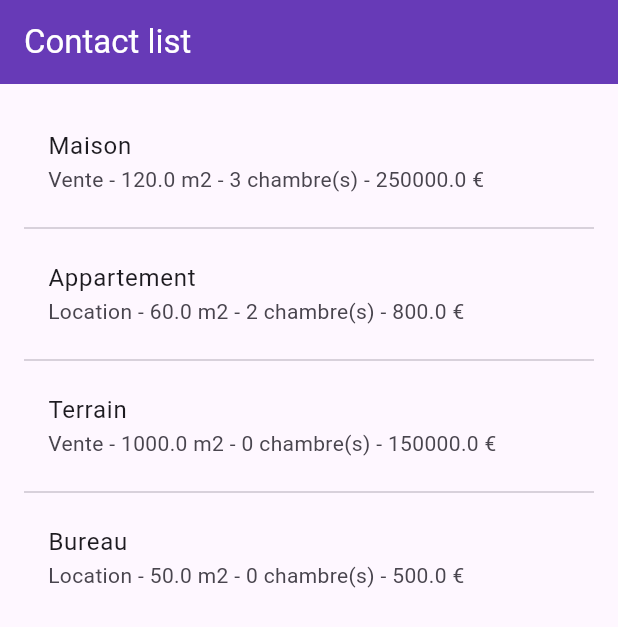
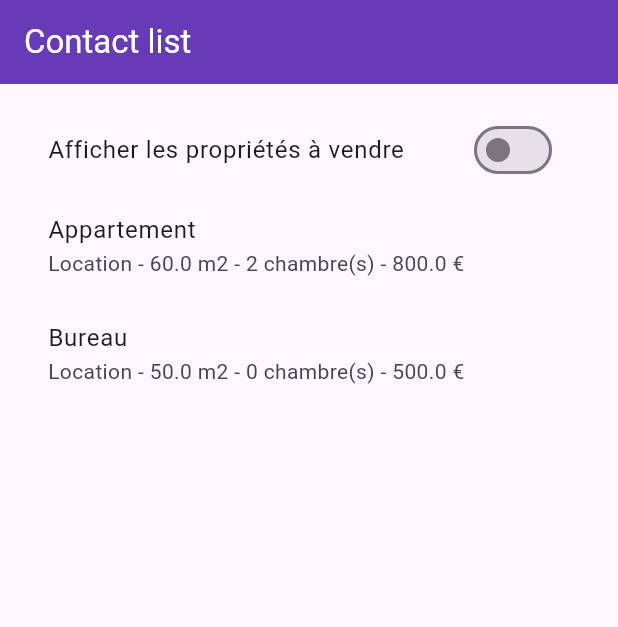
Before and after one commit to Mattofle/mobil_blocus, a Flutter app: the screen it shows after launch, on a phone screen of 412 x 824 dp. Shown: the top 627 px of the screen. Run offline on Flutter 3.47's test engine with Material 3 defaults, Android fonts, the phone set to English and light mode, and no system bars.

Commit message:
F02.4 Sélection de mode

```diff
--- a/ex2/lib/home_screen.dart
+++ b/ex2/lib/home_screen.dart
@@ -12,9 +12,11 @@ class HomeScreen extends StatefulWidget {
 }
 
 class _HomeScreenState extends State<HomeScreen> {
+  bool _switchValue = false;
+
   @override
   Widget build(BuildContext context) {
-    final displayedProperties = defaultProperties;
+    final displayedProperties = _switchValue ? defaultProperties.where((property) => property.contract == 'Vente').toList() : defaultProperties.where((property) => property.contract == 'Location').toList();
 
     return Scaffold(
       appBar: AppBar(
@@ -25,14 +27,28 @@ class _HomeScreenState extends State<HomeScreen> {
       body: Container(
         padding: const EdgeInsets.all(16.0),
           child: Center(
+          child: Column(
+            children: [
+              SwitchListTile(
+                  title: const Text("Afficher les propriétés à vendre"),
+                  value: _switchValue,
+                  onChanged: (vlaue) {
+                setState((){
+                  _switchValue = !_switchValue;
+                });
+                  }),
+              Expanded(
                 child: SizedBox(
                   width: 512.0,
-            child: ListView.separated(
+                  child: ListView.builder(
                     itemCount: displayedProperties.length,
                     itemBuilder: (context, index) =>
-                  PropertyRow(property: displayedProperties[index]), separatorBuilder: (BuildContext context, int index) { return Divider();},
+                        PropertyRow(property: displayedProperties[index]),
                   ),
                 ),
+              ),
+            ]
+          )
         ),
 
       ),
```
Lines whose indentation alone changed are shown as unchanged.
